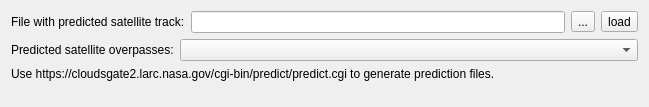
Old version of the form mslib/msui/ui/ui_satellite_dockwidget.ui in the repository Open-MSS/MSS.
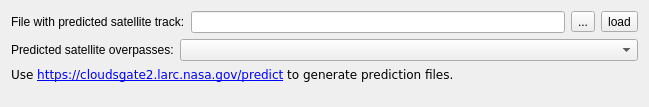
New version of the form.

Commit message:
Made NASA LARC URL clickable.
Fix issue #1098

Patch:
```diff
--- a/mslib/msui/ui/ui_satellite_dockwidget.ui
+++ b/mslib/msui/ui/ui_satellite_dockwidget.ui
@@ -81,7 +81,10 @@
    <item>
     <widget class="QLabel" name="label">
      <property name="text">
-      <string>Use https://cloudsgate2.larc.nasa.gov/cgi-bin/predict/predict.cgi to generate prediction files.</string>
+      <string>&lt;html&gt;&lt;head/&gt;&lt;body&gt;&lt;pre style=&quot; margin-top:12px; margin-bottom:12px; margin-left:0px; margin-right:0px; -qt-block-indent:0; text-indent:0px;&quot;&gt;&lt;span style=&quot; font-family:'monospace';&quot;&gt;Use &lt;/span&gt;&lt;a href=&quot;https://cloudsgate2.larc.nasa.gov/predict/&quot;&gt;&lt;span style=&quot; text-decoration: underline; color:#0000ff;&quot;&gt;https://cloudsgate2.larc.nasa.gov/predict&lt;/span&gt;&lt;/a&gt;&lt;span style=&quot; font-family:'monospace';&quot;&gt; to generate prediction files.&lt;/span&gt;&lt;/pre&gt;&lt;/body&gt;&lt;/html&gt;</string>
+     </property>
+     <property name="openExternalLinks">
+      <bool>true</bool>
      </property>
     </widget>
    </item>
```
The commit also changes 1 other file.
